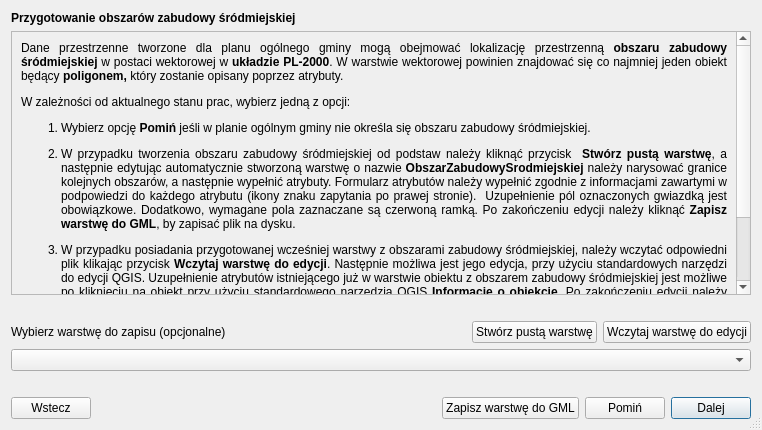
Old version of the form modules/app/views/ui/wektor_instrukcja_dialog_OZS.ui in the repository CyfryzacjaAPP/wtyczka_qgis_app_2.
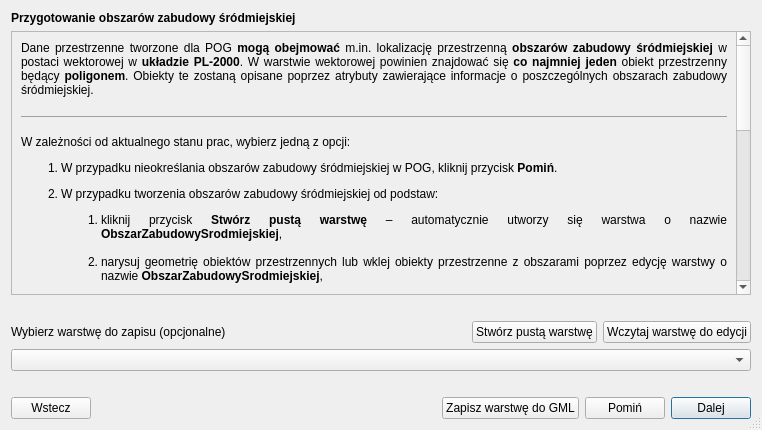
New version of the form. Custom widgets are drawn as their Qt base class.

```diff
--- a/modules/app/views/ui/wektor_instrukcja_dialog_OZS.ui
+++ b/modules/app/views/ui/wektor_instrukcja_dialog_OZS.ui
@@ -47,9 +47,9 @@
         <property name="geometry">
          <rect>
           <x>0</x>
-          <y>0</y>
+          <y>-254</y>
           <width>723</width>
-          <height>325</height>
+          <height>499</height>
          </rect>
         </property>
         <layout class="QGridLayout" name="gridLayout">
@@ -61,20 +61,7 @@
             </font>
            </property>
            <property name="text">
-            <string>&lt;p&gt;Dane przestrzenne tworzone dla planu ogólnego gminy mogą obejmować lokalizację przestrzenną &lt;strong&gt;obszaru zabudowy śródmiejskiej&lt;/strong&gt; w postaci wektorowej w &lt;strong&gt;układzie PL-2000&lt;/strong&gt;. W warstwie wektorowej powinien znajdować się co najmniej jeden obiekt będący &lt;strong&gt;poligon&lt;/strong&gt;&lt;strong&gt;em,&lt;/strong&gt; który zostanie opisany poprzez atrybuty.&lt;/p&gt;
-&lt;p&gt;W zależności od aktualnego stanu prac, wybierz jedną z opcji:&lt;/p&gt;
-&lt;ol&gt;
-  &lt;li&gt;
-    &lt;p&gt;Wybierz opcję &lt;strong&gt;Pomiń&lt;/strong&gt; jeśli w planie ogólnym gminy nie określa się obszaru zabudowy śródmiejskiej.&lt;/p&gt;
-  &lt;/li&gt;
-  &lt;li&gt;
-    &lt;p&gt;W przypadku tworzenia obszaru zabudowy śródmiejskiej od podstaw należy kliknąć przycisk&amp;nbsp; &lt;strong&gt;Stwórz pustą warstwę&lt;/strong&gt;, a następnie edytując automatycznie stworzoną warstwę o nazwie &lt;strong&gt;Obszar&lt;/strong&gt;&lt;strong&gt;ZabudowySrodmiejskiej&lt;/strong&gt;&lt;strong&gt;&amp;nbsp;&lt;/strong&gt;należy narysować granice kolejnych obszarów, a następnie wypełnić atrybuty. Formularz atrybutów należy wypełnić zgodnie z informacjami zawartymi w podpowiedzi do każdego atrybutu (ikony znaku zapytania po prawej stronie).&amp;nbsp; Uzupełnienie pól oznaczonych gwiazdką jest obowiązkowe. Dodatkowo, wymagane pola zaznaczane są czerwoną ramką. Po zakończeniu edycji należy kliknąć &lt;strong&gt;Zapisz warstwę do GML&lt;/strong&gt;, by zapisać plik na dysku.&lt;/p&gt;
-  &lt;/li&gt;
-  &lt;li&gt;
-    &lt;p&gt;W przypadku posiadania przygotowanej wcześniej warstwy z obszarami zabudowy śródmiejskiej, należy wczytać odpowiedni plik klikając przycisk &lt;strong&gt;Wczytaj warstwę do edycji&lt;/strong&gt;. Następnie możliwa jest jego edycja, przy użyciu standardowych narzędzi do edycji QGIS. Uzupełnienie atrybutów istniejącego już w warstwie obiektu z obszarem zabudowy śródmiejskiej jest możliwe po kliknięciu na obiekt przy użyciu standardowego narzędzia QGIS &lt;strong&gt;Informacje o obiekcie&lt;/strong&gt;. Po zakończeniu edycji należy kliknąć &lt;strong&gt;Zapisz warstwę do GML&lt;/strong&gt;, by zapisać plik na dysku.&lt;/p&gt;
-  &lt;/li&gt;
-&lt;/ol&gt;
-&lt;p&gt;Wczytanie obszaru zabudowy śródmiejskiej w kroku 4, pozwala na automatyczne sprawdzenie poprawności geometrii, w tym w zakresie wykraczania poza obszar POG. Zapisanie poprawnego pliku w formacie GML przy użyciu przycisku &lt;strong&gt;Zapisz warstwę do GML&lt;/strong&gt;, umożliwia również ponowne wczytanie zapisanej warstwy do wtyczki w celu dalszej pracy. Istnieje możliwość pominięcia kroku 4. W tym celu należy wybrać opcję &lt;strong&gt;Pomiń&lt;/strong&gt;.&lt;/p&gt;</string>
+            <string>&lt;p&gt;Dane przestrzenne tworzone dla POG &lt;b&gt;mogą obejmować&lt;/b&gt; m.in. lokalizację przestrzenną &lt;b&gt;obszar&amp;oacute;w zabudowy śr&amp;oacute;dmiejskiej&lt;/b&gt; w postaci wektorowej w &lt;b&gt;układzie PL-2000&lt;/b&gt;. W warstwie wektorowej powinien znajdować się &lt;b&gt;co najmniej jeden &lt;/b&gt;obiekt przestrzenny będący &lt;b&gt;poligonem&lt;/b&gt;. Obiekty te zostaną opisane poprzez atrybuty zawierające informacje o poszczeg&amp;oacute;lnych obszarach zabudowy śr&amp;oacute;dmiejskiej.&lt;/p&gt;&lt;hr /&gt;&lt;p&gt;W zależności od aktualnego stanu prac, wybierz jedną z opcji:&lt;/p&gt;&lt;ol&gt;&lt;li&gt;&lt;p&gt;W przypadku nieokreślania obszar&amp;oacute;w zabudowy śr&amp;oacute;dmiejskiej w POG, kliknij przycisk &lt;b&gt;Pomiń&lt;/b&gt;.&lt;/p&gt;&lt;/li&gt;&lt;li&gt;&lt;p&gt;W przypadku tworzenia obszar&amp;oacute;w zabudowy śr&amp;oacute;dmiejskiej od podstaw:&lt;/p&gt;&lt;ol style=&quot;list-style-type: lower-alpha;&quot;&gt;&lt;li&gt;kliknij przycisk &lt;b&gt;Stw&amp;oacute;rz pustą warstwę&lt;/b&gt; &amp;ndash; automatycznie utworzy się warstwa o nazwie &lt;b&gt;ObszarZabudowySrodmiejskiej&lt;/b&gt;,&lt;br&gt;&lt;/li&gt;&lt;li&gt;narysuj geometrię obiekt&amp;oacute;w przestrzennych lub wklej obiekty przestrzenne z obszarami poprzez edycję warstwy o nazwie &lt;b&gt;ObszarZabudowySrodmiejskiej&lt;/b&gt;,&lt;br&gt;&lt;/li&gt;&lt;li&gt;wypełnij atrybuty obiekt&amp;oacute;w przestrzennych poprzez edycję warstwy o nazwie &lt;b&gt;ObszarZabudowySrodmiejskiej&lt;/b&gt;,&lt;br&gt;&lt;table style=&quot;border-collapse: collapse; width: 100%;&quot; border=&quot;1&quot;&gt;&lt;tbody&gt;&lt;tr&gt;&lt;td style=&quot;width: 100%;&quot;&gt;&lt;p&gt;&lt;span style=&quot;color: #ff0000;&quot;&gt;UWAGA:&lt;/span&gt;&lt;/p&gt;&lt;p&gt;Wypełnij formularz atrybut&amp;oacute;w zgodnie z informacjami zawartymi w podpowiedzi do każdego atrybutu (ikona znaku zapytania po prawej stronie). Uzupełnienie p&amp;oacute;l oznaczonych gwiazdką jest obowiązkowe. Dodatkowo pola wymagane do wypełnienia zaznaczane są czerwoną ramką.&lt;/p&gt;&lt;/td&gt;&lt;/tr&gt;&lt;/tbody&gt;&lt;/table&gt;&lt;br&gt;&lt;/li&gt;&lt;li&gt;po zakończeniu edycji wybierz edytowaną warstwę z listy poniżej (pole &lt;b&gt;Wybierz warstwę do zapisu&lt;/b&gt;), a następnie kliknij&amp;nbsp;przycisk &lt;b&gt;Zapisz warstwę do GML&lt;/b&gt;, żeby zapisać plik na dysku.&lt;/li&gt;&lt;/ol&gt;&lt;/li&gt;&lt;li&gt;&lt;p&gt;W przypadku posiadania przygotowanej wcześniej warstwy z obszarami zabudowy śr&amp;oacute;dmiejskiej w odpowiednim formacie i strukturze:&lt;/p&gt;&lt;ol style=&quot;list-style-type: lower-alpha;&quot;&gt;&lt;li&gt;wczytaj plik w formacie GML, klikając przycisk &lt;b&gt;Wczytaj warstwę do edycji&lt;/b&gt;,&lt;br&gt;&lt;/li&gt;&lt;li&gt;w razie potrzeby &lt;b&gt;zmień &lt;/b&gt;geometrię obiekt&amp;oacute;w przestrzennych &amp;ndash; przy użyciu standardowych narzędzi do edycji QGIS,&lt;br&gt;&lt;/li&gt;&lt;li&gt;w razie potrzeby uzupełnij atrybuty obiekt&amp;oacute;w przestrzennych &amp;ndash; kliknij na obiekt przestrzenny z obszarem przy użyciu&amp;nbsp;standardowego narzędzia QGIS &lt;b&gt;Informacje o obiekcie&lt;/b&gt;,&lt;br&gt;&lt;/li&gt;&lt;li&gt;po zakończeniu edycji wybierz edytowaną warstwę z listy poniżej (pole &lt;b&gt;Wybierz warstwę do zapisu&lt;/b&gt;), a następnie kliknij przycisk &lt;b&gt;Zapisz warstwę do GML&lt;/b&gt;, żeby zapisać plik na dysku.&lt;br&gt;&lt;/li&gt;&lt;/ol&gt;&lt;/li&gt;&lt;/ol&gt;&lt;table style=&quot;border-collapse: collapse; width: 100%;&quot; border=&quot;1&quot;&gt;&lt;tbody&gt;&lt;tr&gt;&lt;td style=&quot;width: 100%;&quot;&gt;&lt;p&gt;&lt;span style=&quot;color: #000080;&quot;&gt;INFORMACJA:&lt;/span&gt;&lt;/p&gt;&lt;p&gt;Przejście kroku 4 z 7 pozwala (w dalszych krokach opracowywania danych APP) na automatyczne sprawdzenie poprawności geometrii &lt;b&gt;obszar&amp;oacute;w zabudowy śr&amp;oacute;dmiejskiej&lt;/b&gt;, w tym w zakresie wykraczania poza obszar objęty POG. Zapisanie poprawnego pliku w formacie GML przy użyciu przycisku &lt;b&gt;Zapisz warstwę do GML&lt;/b&gt;, umożliwia r&amp;oacute;wnież ponowne wczytanie zapisanej warstwy do wtyczki w celu dalszej pracy.&lt;/p&gt;&lt;p&gt;Możesz pominąć krok 4. W tym celu kliknij przycisk &lt;b&gt;Pomiń&lt;/b&gt;.&lt;/p&gt;&lt;/td&gt;&lt;/tr&gt;&lt;/tbody&gt;&lt;/table&gt;</string>
            </property>
            <property name="alignment">
             <set>Qt::AlignJustify|Qt::AlignVCenter</set>
```
